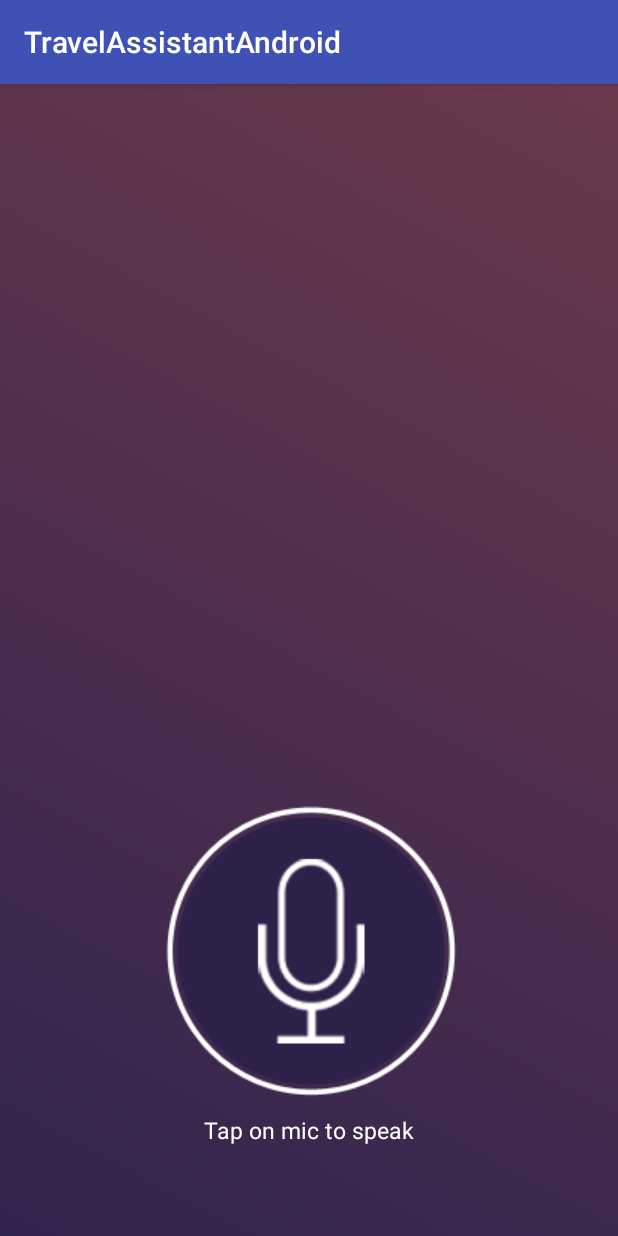
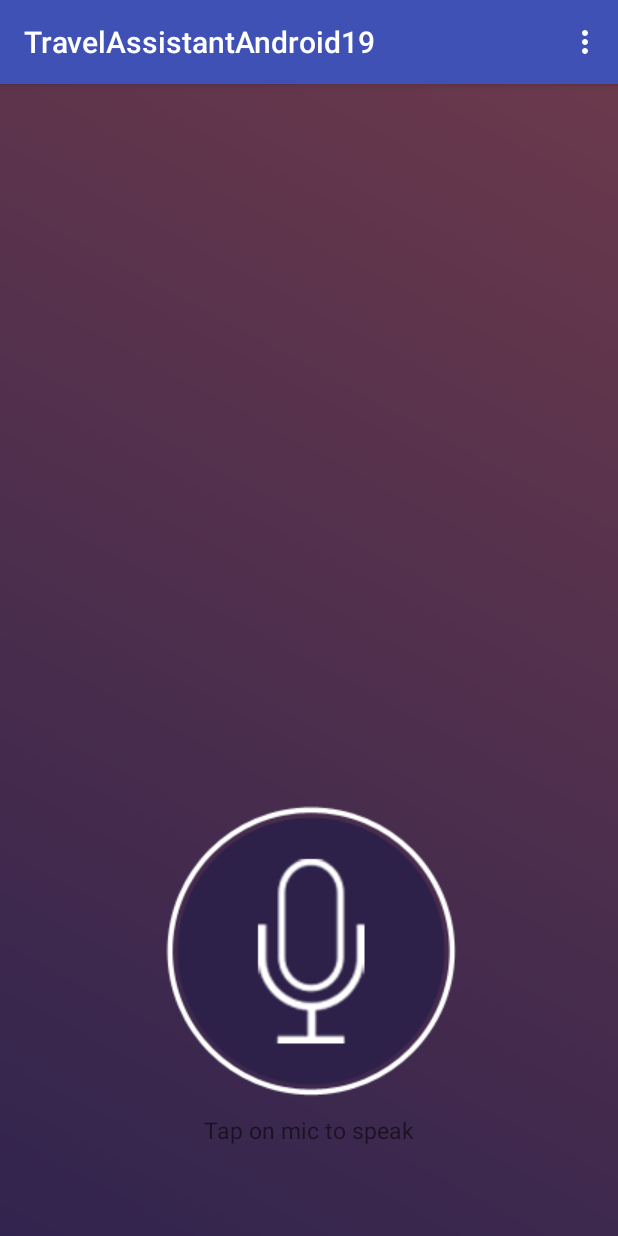
Before and after one commit to vaglomangirish/voice_travel_assistant, an Android app: the screen it shows after launch (MainActivity), on a phone screen of 412 x 824 dp. Run offline under Robolectric (Android 15) with nearby library versions, the phone set to English and light mode, and no system bars.

Commit message:
Refactoring to lower sdk version to 19 - kitkat android

```diff
--- a/TravelAssistantAndroid/app/src/main/AndroidManifest.xml
+++ b/TravelAssistantAndroid/app/src/main/AndroidManifest.xml
@@ -1,6 +1,6 @@
 <?xml version="1.0" encoding="utf-8"?>
 <manifest xmlns:android="http://schemas.android.com/apk/res/android"
-    package="voicetravelassist.android.mobiperv.iu.edu.travelassistantandroid">
+    package="mobilepervasive.soic.iu.edu.travelassistantandroid">
 
     <application
         android:allowBackup="true"
@@ -8,7 +8,7 @@
         android:label="@string/app_name"
         android:supportsRtl="true"
         android:theme="@style/AppTheme">
-        <activity android:name=".MainActivity">
+        <activity android:name="mobilepervasive.soic.iu.edu.travelassistantandroid.MainActivity">
             <intent-filter>
                 <action android:name="android.intent.action.MAIN" />
 
@@ -17,4 +17,5 @@
         </activity>
     </application>
 
+
 </manifest>
--- a/TravelAssistantAndroid/app/src/main/java/voicetravelassist/android/mobiperv/iu/edu/travelassistantandroid/MainActivity.java
+++ b/TravelAssistantAndroid/app/src/main/java/mobilepervasive/soic/iu/edu/travelassistantandroid/MainActivity.java
@@ -1,4 +1,4 @@
-package voicetravelassist.android.mobiperv.iu.edu.travelassistantandroid;
+package mobilepervasive.soic.iu.edu.travelassistantandroid;
 
 import android.support.v7.app.AppCompatActivity;
 import java.util.ArrayList;
@@ -52,12 +52,12 @@ public class MainActivity extends AppCompatActivity {
                 RecognizerIntent.LANGUAGE_MODEL_FREE_FORM);
         intent.putExtra(RecognizerIntent.EXTRA_LANGUAGE, Locale.getDefault());
         intent.putExtra(RecognizerIntent.EXTRA_PROMPT,
-                getString(R.string.speech_prompt));
+                "Say Something..");
         try {
             startActivityForResult(intent, REQ_CODE_SPEECH_INPUT);
         } catch (ActivityNotFoundException a) {
             Toast.makeText(getApplicationContext(),
-                    getString(R.string.speech_not_supported),
+                    "Sorry your device doesn't support text input.",
                     Toast.LENGTH_SHORT).show();
         }
     }
@@ -90,7 +90,7 @@ public class MainActivity extends AppCompatActivity {
     @Override
     public boolean onCreateOptionsMenu(Menu menu) {
         // Inflate the menu; this adds items to the action bar if it is present.
-        getMenuInflater().inflate(R.menu.main, menu);
+        getMenuInflater().inflate(R.menu.menu_main, menu);
         return true;
     }
 }
--- a/TravelAssistantAndroid/app/src/main/res/layout/activity_main.xml
+++ b/TravelAssistantAndroid/app/src/main/res/layout/activity_main.xml
@@ -13,7 +13,6 @@
         android:layout_alignParentTop="true"
         android:layout_centerHorizontal="true"
         android:layout_marginTop="100dp"
-        android:textColor="@color/white"
         android:textSize="26sp"
         android:textStyle="normal" />
 
@@ -37,8 +36,7 @@
             android:layout_width="wrap_content"
             android:layout_height="wrap_content"
             android:layout_marginTop="10dp"
-            android:text="@string/tap_on_mic"
-            android:textColor="@color/white"
+            android:text="Tap on mic to speak"
             android:textSize="15sp"
             android:textStyle="normal" />
     </LinearLayout>
--- /dev/null
+++ b/TravelAssistantAndroid/app/src/main/res/menu/menu_main.xml
@@ -0,0 +1,10 @@
+<menu xmlns:android="http://schemas.android.com/apk/res/android"
+    xmlns:app="http://schemas.android.com/apk/res-auto"
+    xmlns:tools="http://schemas.android.com/tools"
+    tools:context="mobilepervasive.soic.iu.edu.travelassistantandroid.MainActivity">
+    <item
+        android:id="@+id/action_settings"
+        android:orderInCategory="100"
+        android:title="@string/action_settings"
+        app:showAsAction="never" />
+</menu>
--- a/TravelAssistantAndroid/app/src/main/res/values/dimens.xml
+++ b/TravelAssistantAndroid/app/src/main/res/values/dimens.xml
@@ -2,4 +2,5 @@
     <!-- Default screen margins, per the Android Design guidelines. -->
     <dimen name="activity_horizontal_margin">16dp</dimen>
     <dimen name="activity_vertical_margin">16dp</dimen>
+    <dimen name="fab_margin">16dp</dimen>
 </resources>
--- a/TravelAssistantAndroid/app/src/main/res/values/strings.xml
+++ b/TravelAssistantAndroid/app/src/main/res/values/strings.xml
@@ -1,8 +1,4 @@
 <resources>
-    <string name="app_name">TravelAssistantAndroid</string>
+    <string name="app_name">TravelAssistantAndroid19</string>
     <string name="action_settings">Settings</string>
-    <string name="hello_world">Hello world!</string>
-    <string name="speech_prompt">Say something&#8230;</string>
-    <string name="speech_not_supported">Sorry! Your device doesn\'t support speech input</string>
-    <string name="tap_on_mic">Tap on mic to speak</string>
 </resources>
--- a/TravelAssistantAndroid/build.gradle
+++ b/TravelAssistantAndroid/build.gradle
@@ -5,7 +5,7 @@ buildscript {
         jcenter()
     }
     dependencies {
-        classpath 'com.android.tools.build:gradle:2.1.3'
+        classpath 'com.android.tools.build:gradle:2.2.2'
 
         // NOTE: Do not place your application dependencies here; they belong
         // in the individual module build.gradle files
--- a/TravelAssistantAndroid/gradle.properties
+++ b/TravelAssistantAndroid/gradle.properties
@@ -9,8 +9,7 @@
 
 # Specifies the JVM arguments used for the daemon process.
 # The setting is particularly useful for tweaking memory settings.
-# Default value: -Xmx10248m -XX:MaxPermSize=256m
-# org.gradle.jvmargs=-Xmx2048m -XX:MaxPermSize=512m -XX:+HeapDumpOnOutOfMemoryError -Dfile.encoding=UTF-8
+org.gradle.jvmargs=-Xmx1536m
 
 # When configured, Gradle will run in incubating parallel mode.
 # This option should only be used with decoupled projects. More details, visit
```
Also changed, not shown: TravelAssistantAndroid/app/build.gradle (+11 -7 lines), TravelAssistantAndroid/app/src/main/res/layout/content_main.xml (added, +20 -0 lines), TravelAssistantAndroid/app/src/main/res/values-v21/styles.xml (added, +9 -0 lines), TravelAssistantAndroid/app/src/main/res/values/styles.xml (+9 -0 lines), TravelAssistantAndroid/gradle/wrapper/gradle-wrapper.properties, 5 other files.
